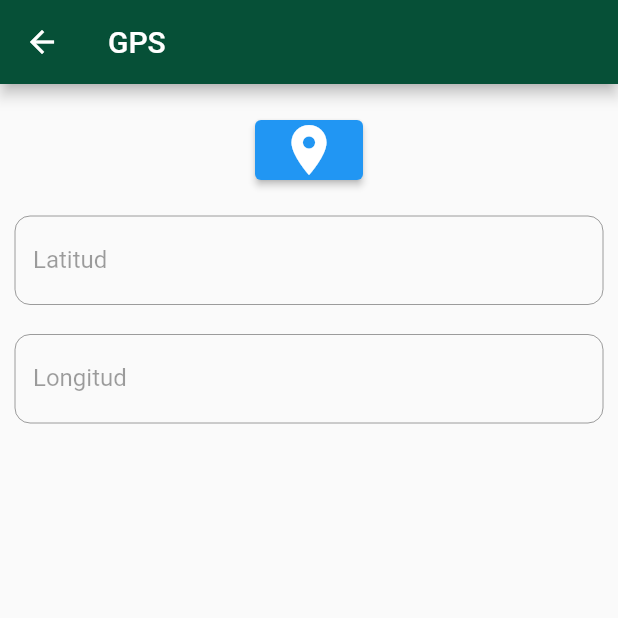
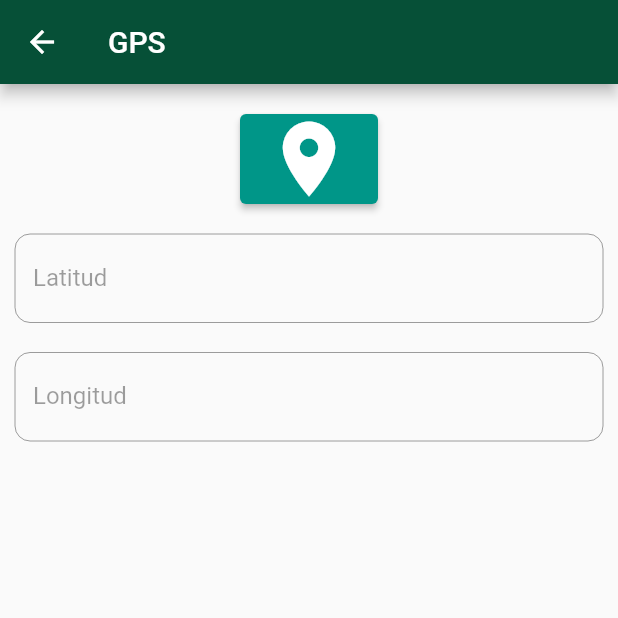
Before and after one commit to andresinpa/FlutterApp1, a Flutter app: the Geoposition screen opened directly, on a phone screen of 412 x 824 dp, the top half of it. Run offline on Flutter 3.47's test engine with Material 2 defaults, Android fonts, the phone set to English and light mode, and no system bars; our stand-ins replace cloud_firestore, firebase_core, geolocator, local_auth; accounts and stored records are empty.

Commit message:
Diseño del boton para localizacion

```diff
--- a/lib/View/Geoposition.dart
+++ b/lib/View/Geoposition.dart
@@ -9,6 +9,7 @@ class GeopositionApp extends State<Geoposition> {
   TextEditingController latitud = TextEditingController();
   TextEditingController longitud = TextEditingController();
   late Position position;
+  bool _isLoading = false;
   @override
   Widget build(BuildContext context) {
     return Scaffold(
@@ -24,11 +25,26 @@ class GeopositionApp extends State<Geoposition> {
                 padding: EdgeInsets.only(top: 20, left: 10, right: 10),
                 child: ElevatedButton(
                   onPressed: () async {
+                    setState(() {
+                      _isLoading = true;
+                    });
+
                     position = await determinePosition();
                     longitud.text = position.longitude.toString();
                     latitud.text = position.latitude.toString();
+
+                    setState(() {
+                      _isLoading = false;
+                    });
                   },
-                  child: Icon(Icons.location_on, size: 40),
+                  child: _isLoading
+                      ? CircularProgressIndicator(
+                          color: Color.fromARGB(230, 230, 230, 230),
+                        )
+                      : Icon(Icons.location_on, size: 60),
+                  style: ElevatedButton.styleFrom(
+                    backgroundColor: Color(0xff009688),
+                  ),
                 ),
               ),
               Padding(
```
